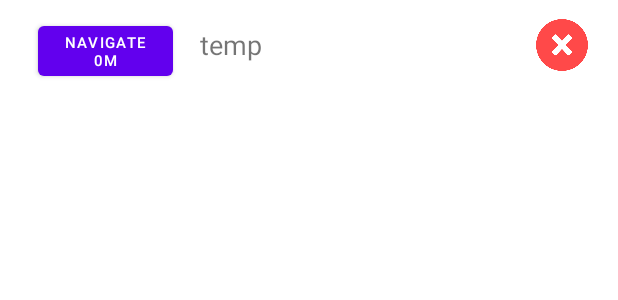
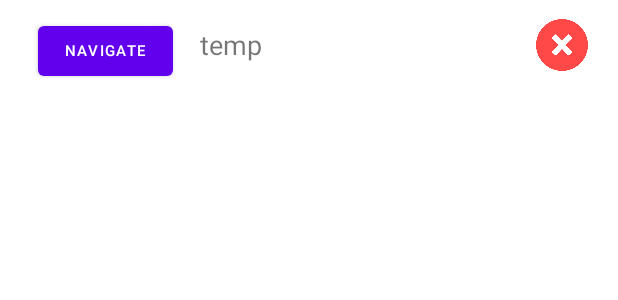
Before and after one commit to CSE-110-Spring-2022/zooseeker-cse-110-team-49, an Android app: the layout exhibit.xml on its own in the app's theme, with its tools: preview values and no code run, on a phone screen of 412 x 824 dp. Shown: the top 300 px of the screen. Run offline under Robolectric (Android 15) with nearby library versions, the phone set to English and light mode, and no system bars.

Commit message:
Completed distance

```diff
--- a/app/src/main/java/com/example/cse110_team49/ExhibitAdapter.java
+++ b/app/src/main/java/com/example/cse110_team49/ExhibitAdapter.java
@@ -84,8 +84,8 @@ public class ExhibitAdapter extends RecyclerView.Adapter<ExhibitAdapter.ViewHold
         public void setTodoItem(Exhibit exhibit) {
             this.exhibit = exhibit;
             DijkstraShortestPath d = new DijkstraShortestPath(g);
-            double weight = d.getPathWeight("entrance_exit_gate", exhibit.getName());
-            this.navigation.setText("navigate     " + String.valueOf(weight) + "m");
+            double weight = d.getPathWeight("entrance_exit_gate", exhibit.getItemId());
+            this.navigation.setText("navigate\n" + String.valueOf((int)weight) + "m");
 
             this.textView.setText(exhibit.getName());
         }
--- a/app/src/main/res/layout/exhibit.xml
+++ b/app/src/main/res/layout/exhibit.xml
@@ -27,7 +27,7 @@
         android:layout_height="45dp"
         android:layout_marginLeft="10dp"
         android:layout_marginTop="10dp"
-        android:text="navigate    0m"
+        android:text="navigate"
         android:textSize="10sp"
         app:layout_constraintBottom_toBottomOf="parent"
         app:layout_constraintEnd_toEndOf="parent"
```
